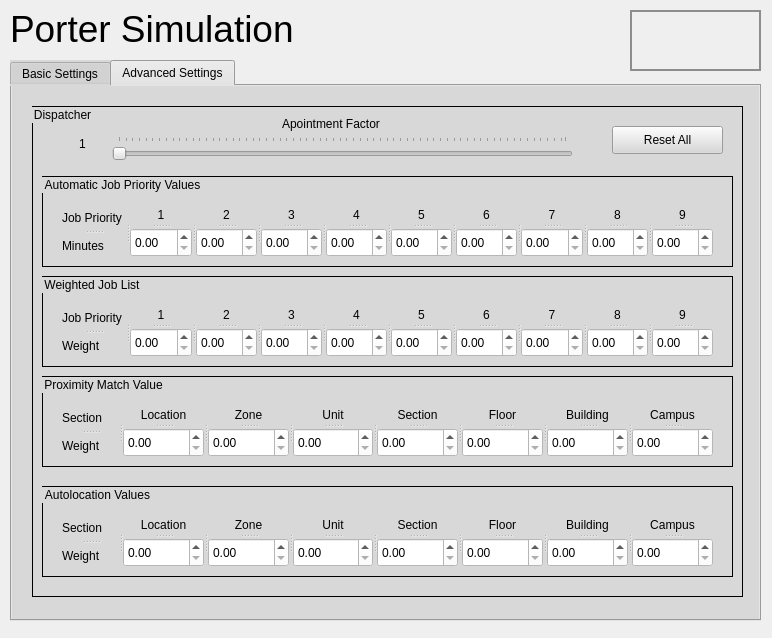
Before: the Qt Designer form GUI/pyqt GUI/mockup.ui in vkondrav/Porter-Simulation, drawn with Qt 5.
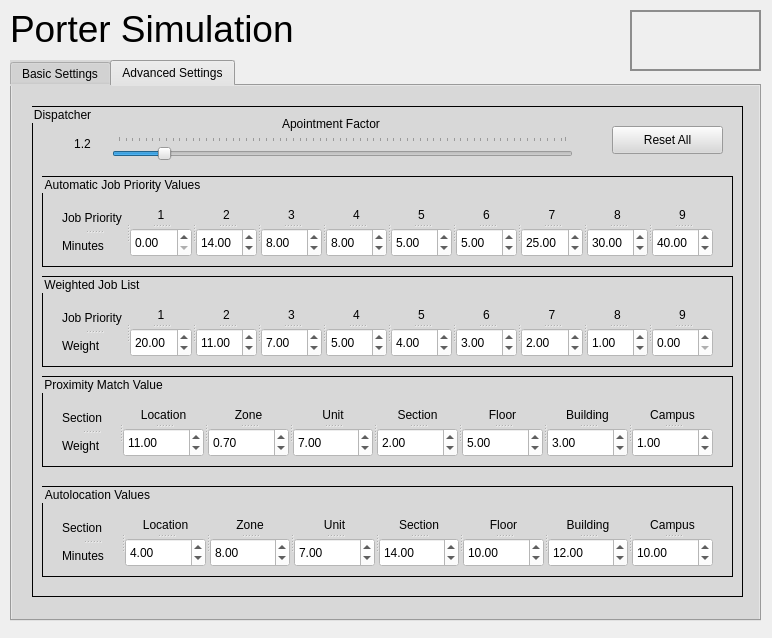
After: the same form once the commit is applied. The open tabs and pages were chosen to show the change. Icons and pictures are not drawn.

Commit message: swear to god last GUI update

Diff of the .ui file:
```diff
--- a/GUI/pyqt GUI/mockup.ui
+++ b/GUI/pyqt GUI/mockup.ui
@@ -555,6 +555,9 @@
       <property name="singleStep">
        <number>3</number>
       </property>
+      <property name="value">
+       <number>120</number>
+      </property>
       <property name="orientation">
        <enum>Qt::Horizontal</enum>
       </property>
@@ -588,7 +591,7 @@
        </rect>
       </property>
       <property name="text">
-       <string>1</string>
+       <string>1.2</string>
       </property>
       <property name="alignment">
        <set>Qt::AlignCenter</set>
@@ -659,7 +662,11 @@
           <set>Qt::AlignCenter</set>
          </property>
         </widget>
-        <widget class="QDoubleSpinBox" name="ajb2"/>
+        <widget class="QDoubleSpinBox" name="ajb2">
+         <property name="value">
+          <double>14.000000000000000</double>
+         </property>
+        </widget>
        </widget>
        <widget class="QSplitter" name="splitter_15">
         <property name="orientation">
@@ -673,7 +680,11 @@
           <set>Qt::AlignCenter</set>
          </property>
         </widget>
-        <widget class="QDoubleSpinBox" name="ajb3"/>
+        <widget class="QDoubleSpinBox" name="ajb3">
+         <property name="value">
+          <double>8.000000000000000</double>
+         </property>
+        </widget>
        </widget>
        <widget class="QSplitter" name="splitter_16">
         <property name="orientation">
@@ -687,7 +698,11 @@
           <set>Qt::AlignCenter</set>
          </property>
         </widget>
-        <widget class="QDoubleSpinBox" name="ajb4"/>
+        <widget class="QDoubleSpinBox" name="ajb4">
+         <property name="value">
+          <double>8.000000000000000</double>
+         </property>
+        </widget>
        </widget>
        <widget class="QSplitter" name="splitter_17">
         <property name="orientation">
@@ -701,7 +716,11 @@
           <set>Qt::AlignCenter</set>
          </property>
         </widget>
-        <widget class="QDoubleSpinBox" name="ajb5"/>
+        <widget class="QDoubleSpinBox" name="ajb5">
+         <property name="value">
+          <double>5.000000000000000</double>
+         </property>
+        </widget>
        </widget>
        <widget class="QSplitter" name="splitter_18">
         <property name="orientation">
@@ -715,7 +734,11 @@
           <set>Qt::AlignCenter</set>
          </property>
         </widget>
-        <widget class="QDoubleSpinBox" name="ajb6"/>
+        <widget class="QDoubleSpinBox" name="ajb6">
+         <property name="value">
+          <double>5.000000000000000</double>
+         </property>
+        </widget>
        </widget>
        <widget class="QSplitter" name="splitter_19">
         <property name="orientation">
@@ -729,7 +752,11 @@
           <set>Qt::AlignCenter</set>
          </property>
         </widget>
-        <widget class="QDoubleSpinBox" name="ajb7"/>
+        <widget class="QDoubleSpinBox" name="ajb7">
+         <property name="value">
+          <double>25.000000000000000</double>
+         </property>
+        </widget>
        </widget>
        <widget class="QSplitter" name="splitter_20">
         <property name="orientation">
@@ -743,7 +770,11 @@
           <set>Qt::AlignCenter</set>
          </property>
         </widget>
-        <widget class="QDoubleSpinBox" name="ajb8"/>
+        <widget class="QDoubleSpinBox" name="ajb8">
+         <property name="value">
+          <double>30.000000000000000</double>
+         </property>
+        </widget>
        </widget>
        <widget class="QSplitter" name="splitter_21">
         <property name="orientation">
@@ -757,7 +788,11 @@
           <set>Qt::AlignCenter</set>
          </property>
         </widget>
-        <widget class="QDoubleSpinBox" name="ajb9"/>
+        <widget class="QDoubleSpinBox" name="ajb9">
+         <property name="value">
+          <double>40.000000000000000</double>
+         </property>
+        </widget>
        </widget>
       </widget>
      </widget>
@@ -838,7 +873,11 @@
           <set>Qt::AlignCenter</set>
          </property>
         </widget>
-        <widget class="QDoubleSpinBox" name="pmv1"/>
+        <widget class="QDoubleSpinBox" name="pmv1">
+         <property name="value">
+          <double>11.000000000000000</double>
+         </property>
+        </widget>
        </widget>
        <widget class="QSplitter" name="splitter_39">
         <property name="orientation">
@@ -852,7 +891,11 @@
           <set>Qt::AlignCenter</set>
          </property>
         </widget>
-        <widget class="QDoubleSpinBox" name="pmv2"/>
+        <widget class="QDoubleSpinBox" name="pmv2">
+         <property name="value">
+          <double>0.700000000000000</double>
+         </property>
+        </widget>
        </widget>
        <widget class="QSplitter" name="splitter_40">
         <property name="orientation">
@@ -866,7 +909,11 @@
           <set>Qt::AlignCenter</set>
          </property>
         </widget>
-        <widget class="QDoubleSpinBox" name="pmv3"/>
+        <widget class="QDoubleSpinBox" name="pmv3">
+         <property name="value">
+          <double>7.000000000000000</double>
+         </property>
+        </widget>
        </widget>
        <widget class="QSplitter" name="splitter_41">
         <property name="orientation">
@@ -880,7 +927,11 @@
           <set>Qt::AlignCenter</set>
          </property>
         </widget>
-        <widget class="QDoubleSpinBox" name="pmv4"/>
+        <widget class="QDoubleSpinBox" name="pmv4">
+         <property name="value">
+          <double>2.000000000000000</double>
+         </property>
+        </widget>
        </widget>
        <widget class="QSplitter" name="splitter_42">
         <property name="orientation">
@@ -894,7 +945,11 @@
           <set>Qt::AlignCenter</set>
          </property>
         </widget>
-        <widget class="QDoubleSpinBox" name="pmv5"/>
+        <widget class="QDoubleSpinBox" name="pmv5">
+         <property name="value">
+          <double>5.000000000000000</double>
+         </property>
+        </widget>
        </widget>
        <widget class="QSplitter" name="splitter_43">
         <property name="orientation">
@@ -908,7 +963,11 @@
           <set>Qt::AlignCenter</set>
          </property>
         </widget>
-        <widget class="QDoubleSpinBox" name="pmv6"/>
+        <widget class="QDoubleSpinBox" name="pmv6">
+         <property name="value">
+          <double>3.000000000000000</double>
+         </property>
+        </widget>
        </widget>
        <widget class="QSplitter" name="splitter_44">
         <property name="orientation">
@@ -922,7 +981,11 @@
           <set>Qt::AlignCenter</set>
          </property>
         </widget>
-        <widget class="QDoubleSpinBox" name="pmv7"/>
+        <widget class="QDoubleSpinBox" name="pmv7">
+         <property name="value">
+          <double>1.000000000000000</double>
+         </property>
+        </widget>
        </widget>
       </widget>
      </widget>
@@ -987,7 +1050,7 @@
         </widget>
         <widget class="QLabel" name="label_51">
          <property name="text">
-          <string>Weight</string>
+          <string>Minutes</string>
          </property>
         </widget>
        </widget>
@@ -1003,7 +1066,11 @@
           <set>Qt::AlignCenter</set>
          </property>
         </widget>
-        <widget class="QDoubleSpinBox" name="av1"/>
+        <widget class="QDoubleSpinBox" name="av1">
+         <property name="value">
+          <double>4.000000000000000</double>
+         </property>
+        </widget>
        </widget>
        <widget class="QSplitter" name="splitter_50">
         <property name="orientation">
@@ -1017,7 +1084,11 @@
           <set>Qt::AlignCenter</set>
          </property>
         </widget>
-        <widget class="QDoubleSpinBox" name="av2"/>
+        <widget class="QDoubleSpinBox" name="av2">
+         <property name="value">
+          <double>8.000000000000000</double>
+         </property>
+        </widget>
        </widget>
        <widget class="QSplitter" name="splitter_51">
         <property name="orientation">
@@ -1031,7 +1102,11 @@
           <set>Qt::AlignCenter</set>
          </property>
         </widget>
-        <widget class="QDoubleSpinBox" name="av3"/>
+        <widget class="QDoubleSpinBox" name="av3">
+         <property name="value">
+          <double>7.000000000000000</double>
+         </property>
+        </widget>
        </widget>
        <widget class="QSplitter" name="splitter_52">
         <property name="orientation">
@@ -1045,7 +1120,11 @@
           <set>Qt::AlignCenter</set>
          </property>
         </widget>
-        <widget class="QDoubleSpinBox" name="av4"/>
+        <widget class="QDoubleSpinBox" name="av4">
+         <property name="value">
+          <double>14.000000000000000</double>
+         </property>
+        </widget>
        </widget>
        <widget class="QSplitter" name="splitter_53">
         <property name="orientation">
@@ -1059,7 +1138,11 @@
           <set>Qt::AlignCenter</set>
          </property>
         </widget>
-        <widget class="QDoubleSpinBox" name="av5"/>
+        <widget class="QDoubleSpinBox" name="av5">
+         <property name="value">
+          <double>10.000000000000000</double>
+         </property>
+        </widget>
        </widget>
        <widget class="QSplitter" name="splitter_54">
         <property name="orientation">
@@ -1073,7 +1156,11 @@
           <set>Qt::AlignCenter</set>
          </property>
         </widget>
-        <widget class="QDoubleSpinBox" name="av6"/>
+        <widget class="QDoubleSpinBox" name="av6">
+         <property name="value">
+          <double>12.000000000000000</double>
+         </property>
+        </widget>
        </widget>
        <widget class="QSplitter" name="splitter_55">
         <property name="orientation">
@@ -1087,7 +1174,11 @@
           <set>Qt::AlignCenter</set>
          </property>
         </widget>
-        <widget class="QDoubleSpinBox" name="av7"/>
+        <widget class="QDoubleSpinBox" name="av7">
+         <property name="value">
+          <double>10.000000000000000</double>
+         </property>
+        </widget>
        </widget>
       </widget>
      </widget>
@@ -1142,7 +1233,11 @@
           <set>Qt::AlignCenter</set>
          </property>
         </widget>
-        <widget class="QDoubleSpinBox" name="wjl1"/>
+        <widget class="QDoubleSpinBox" name="wjl1">
+         <property name="value">
+          <double>20.000000000000000</double>
+         </property>
+        </widget>
        </widget>
        <widget class="QSplitter" name="splitter_28">
         <property name="orientation">
@@ -1156,7 +1251,11 @@
           <set>Qt::AlignCenter</set>
          </property>
         </widget>
-        <widget class="QDoubleSpinBox" name="wjl2"/>
+        <widget class="QDoubleSpinBox" name="wjl2">
+         <property name="value">
+          <double>11.000000000000000</double>
+         </property>
+        </widget>
        </widget>
        <widget class="QSplitter" name="splitter_29">
         <property name="orientation">
@@ -1170,7 +1269,11 @@
           <set>Qt::AlignCenter</set>
          </property>
         </widget>
-        <widget class="QDoubleSpinBox" name="wjl3"/>
+        <widget class="QDoubleSpinBox" name="wjl3">
+         <property name="value">
+          <double>7.000000000000000</double>
+         </property>
+        </widget>
        </widget>
        <widget class="QSplitter" name="splitter_30">
         <property name="orientation">
@@ -1184,7 +1287,11 @@
           <set>Qt::AlignCenter</set>
          </property>
         </widget>
-        <widget class="QDoubleSpinBox" name="wjl4"/>
+        <widget class="QDoubleSpinBox" name="wjl4">
+         <property name="value">
+          <double>5.000000000000000</double>
+         </property>
+        </widget>
        </widget>
        <widget class="QSplitter" name="splitter_31">
         <property name="orientation">
@@ -1198,7 +1305,11 @@
           <set>Qt::AlignCenter</set>
          </property>
         </widget>
-        <widget class="QDoubleSpinBox" name="wjl5"/>
+        <widget class="QDoubleSpinBox" name="wjl5">
+         <property name="value">
+          <double>4.000000000000000</double>
+         </property>
+        </widget>
        </widget>
        <widget class="QSplitter" name="splitter_32">
         <property name="orientation">
@@ -1212,7 +1323,11 @@
           <set>Qt::AlignCenter</set>
          </property>
         </widget>
-        <widget class="QDoubleSpinBox" name="wjl6"/>
+        <widget class="QDoubleSpinBox" name="wjl6">
+         <property name="value">
+          <double>3.000000000000000</double>
+         </property>
+        </widget>
        </widget>
        <widget class="QSplitter" name="splitter_33">
         <property name="orientation">
@@ -1226,7 +1341,11 @@
           <set>Qt::AlignCenter</set>
          </property>
         </widget>
-        <widget class="QDoubleSpinBox" name="wjl7"/>
+        <widget class="QDoubleSpinBox" name="wjl7">
+         <property name="value">
+          <double>2.000000000000000</double>
+         </property>
+        </widget>
        </widget>
        <widget class="QSplitter" name="splitter_34">
         <property name="orientation">
@@ -1240,7 +1359,11 @@
           <set>Qt::AlignCenter</set>
          </property>
         </widget>
-        <widget class="QDoubleSpinBox" name="wjl8"/>
+        <widget class="QDoubleSpinBox" name="wjl8">
+         <property name="value">
+          <double>1.000000000000000</double>
+         </property>
+        </widget>
        </widget>
        <widget class="QSplitter" name="splitter_35">
         <property name="orientation">
```
Left out of the diff: 2 changed lines with no effect on the pictures. The commit also changes 2 other files.
